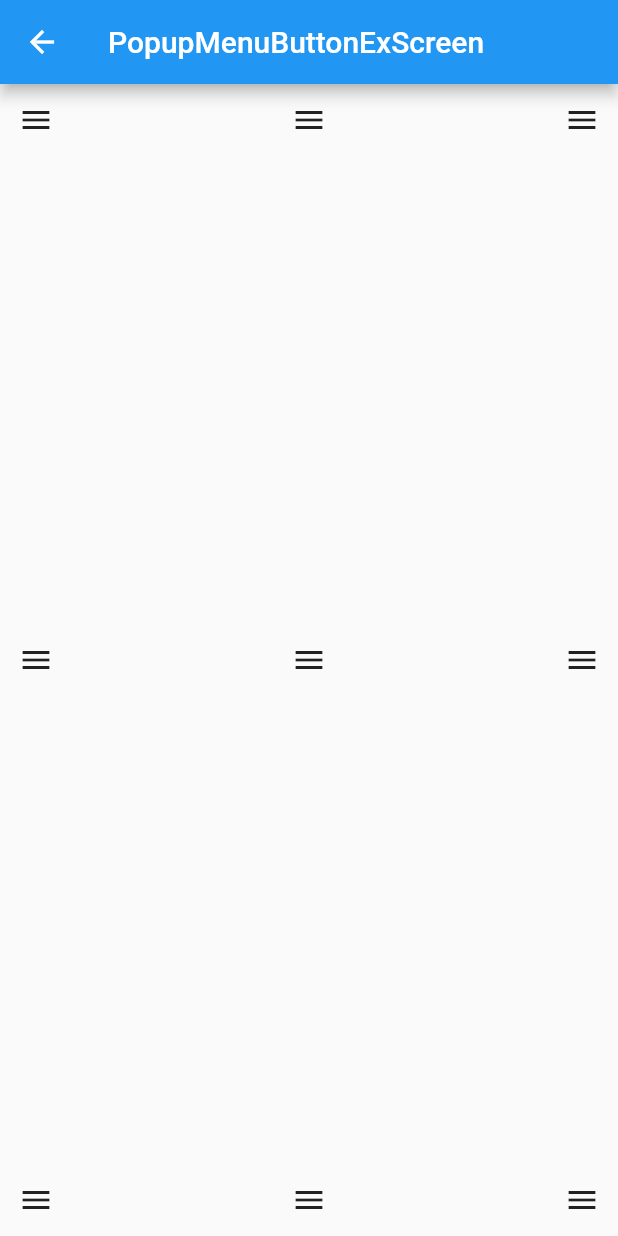
After one commit to equweiyu/flutter_widget_collection, a Flutter app: the PopupMenuButtonExScreen screen opened directly, after a tap on the "menu" icon, on a phone screen of 412 x 824 dp. The commit adds this screen. Run offline on Flutter 3.47's test engine with Material 2 defaults, Android fonts, the phone set to English and light mode, and no system bars.

Commit message:
PopupMenuButtonEx

````diff
--- a/lib/main.dart
+++ b/lib/main.dart
@@ -1,7 +1,5 @@
 import 'package:flutter/material.dart';
-import 'package:flutter_widget_collection/screen/keyboard_expand_screen.dart';
-import 'package:flutter_widget_collection/screen/label_screen.dart';
-import 'package:flutter_widget_collection/screen/list_view_tab_bar_demo_screen.dart';
+import 'package:flutter_widget_collection/screen/popup_menu_button_ex.dart';
 
 void main() => runApp(MyApp());
 
@@ -21,42 +19,15 @@ class MyHomeScreen extends StatelessWidget {
       appBar: AppBar(
         title: Text('Widget Collection'),
       ),
-      body: Column(
+      body: ListView(
         children: <Widget>[
-          Center(
-            child: RawMaterialButton(
-              child: Text('标签'),
-              onPressed: () {
-                Navigator.push(
-                    context,
-                    MaterialPageRoute(
-                        builder: (BuildContext context) => LabelScreen()));
-              },
-            ),
+          ListTile(
+            title: Text('PopupMenuButtonExScreen'),
+            onTap: () => Navigator.of(context).push(MaterialPageRoute(
+                builder: (context) => PopupMenuButtonExScreen())),
           ),
-          Center(
-            child: RawMaterialButton(
-              child: Text('listview tabbar'),
-              onPressed: () {
-                Navigator.push(
-                    context,
-                    MaterialPageRoute(
-                        builder: (BuildContext context) =>
-                            ListViewTabBarDemoScreen()));
-              },
-            ),
-          ),
-          Center(
-            child: RawMaterialButton(
-              child: Text('keybord expand'),
-              onPressed: () {
-                Navigator.push(
-                    context,
-                    MaterialPageRoute(
-                        builder: (BuildContext context) =>
-                            KeyboardExpandScreen()));
-              },
-            ),
+          ListTile(
+            title: Text('EnsureVisibleWhenFocused // todo'),
           ),
         ],
       ),
--- /dev/null
+++ b/lib/screen/popup_menu_button_ex.dart
@@ -0,0 +1,58 @@
+import 'package:flutter/material.dart';
+import 'package:flutter_widget_collection/widget/popup_menu_button_ex.dart';
+
+class PopupMenuButtonExScreen extends StatelessWidget {
+  @override
+  Widget build(BuildContext context) {
+    return Scaffold(
+      appBar: AppBar(
+        title: Text('PopupMenuButtonExScreen'),
+      ),
+      body: SafeArea(
+        child: Stack(
+          children: <Widget>[
+            Align(
+                child: buildPopupMenuButtonEx(), alignment: Alignment.topLeft),
+            Align(
+                child: buildPopupMenuButtonEx(),
+                alignment: Alignment.topCenter),
+            Align(
+                child: buildPopupMenuButtonEx(), alignment: Alignment.topRight),
+            Align(
+                child: buildPopupMenuButtonEx(),
+                alignment: Alignment.centerLeft),
+            Align(child: buildPopupMenuButtonEx(), alignment: Alignment.center),
+            Align(
+                child: buildPopupMenuButtonEx(),
+                alignment: Alignment.centerRight),
+            Align(
+                child: buildPopupMenuButtonEx(),
+                alignment: Alignment.bottomLeft),
+            Align(
+                child: buildPopupMenuButtonEx(),
+                alignment: Alignment.bottomCenter),
+            Align(
+                child: buildPopupMenuButtonEx(),
+                alignment: Alignment.bottomRight),
+          ],
+        ),
+      ),
+    );
+  }
+
+  PopupMenuButtonEx buildPopupMenuButtonEx() {
+    return PopupMenuButtonEx(
+      icon: Icon(
+        Icons.menu,
+      ),
+      itemBuilder: (context) => <PopupMenuEntry>[
+        const PopupMenuItem(
+          child: Text('=.='),
+        ),
+        const PopupMenuItem(
+          child: Text('0.0'),
+        ),
+      ],
+    );
+  }
+}
--- /dev/null
+++ b/lib/widget/popup_menu_button_ex.dart
@@ -0,0 +1,230 @@
+import 'package:flutter/foundation.dart';
+import 'package:flutter/material.dart';
+import 'package:flutter/widgets.dart';
+
+/// copy by [PopupMenuButton]
+///
+/// Displays a menu when pressed and calls [onSelected] when the menu is dismissed
+/// because an item was selected. The value passed to [onSelected] is the value of
+/// the selected menu item.
+///
+/// One of [child] or [icon] may be provided, but not both. If [icon] is provided,
+/// then [PopupMenuButtonEx] behaves like an [IconButton].
+///
+/// If both are null, then a standard overflow icon is created (depending on the
+/// platform).
+///
+/// {@tool sample}
+///
+/// This example shows a menu with four items, selecting between an enum's
+/// values and setting a `_selection` field based on the selection.
+///
+/// ```dart
+/// // This is the type used by the popup menu below.
+/// enum WhyFarther { harder, smarter, selfStarter, tradingCharter }
+///
+/// // This menu button widget updates a _selection field (of type WhyFarther,
+/// // not shown here).
+/// PopupMenuButton<WhyFarther>(
+///   onSelected: (WhyFarther result) { setState(() { _selection = result; }); },
+///   itemBuilder: (BuildContext context) => <PopupMenuEntry<WhyFarther>>[
+///     const PopupMenuItem<WhyFarther>(
+///       value: WhyFarther.harder,
+///       child: Text('Working a lot harder'),
+///     ),
+///     const PopupMenuItem<WhyFarther>(
+///       value: WhyFarther.smarter,
+///       child: Text('Being a lot smarter'),
+///     ),
+///     const PopupMenuItem<WhyFarther>(
+///       value: WhyFarther.selfStarter,
+///       child: Text('Being a self-starter'),
+///     ),
+///     const PopupMenuItem<WhyFarther>(
+///       value: WhyFarther.tradingCharter,
+///       child: Text('Placed in charge of trading charter'),
+///     ),
+///   ],
+/// )
+/// ```
+/// {@end-tool}
+///
+/// See also:
+///
+///  * [PopupMenuItem], a popup menu entry for a single value.
+///  * [PopupMenuDivider], a popup menu entry that is just a horizontal line.
+///  * [CheckedPopupMenuItem], a popup menu item with a checkmark.
+///  * [showMenu], a method to dynamically show a popup menu at a given location.
+class PopupMenuButtonEx<T> extends StatefulWidget {
+  /// Creates a button that shows a popup menu.
+  ///
+  /// The [itemBuilder] argument must not be null.
+  const PopupMenuButtonEx({
+    Key key,
+    @required this.itemBuilder,
+    this.initialValue,
+    this.onSelected,
+    this.onCanceled,
+    this.tooltip,
+    this.elevation,
+    this.padding = const EdgeInsets.all(8.0),
+    this.child,
+    this.icon,
+    this.offset = Offset.zero,
+    this.enabled = true,
+    this.shape,
+    this.color,
+  })  : assert(itemBuilder != null),
+        assert(offset != null),
+        assert(enabled != null),
+        assert(!(child != null &&
+            icon != null)), // fails if passed both parameters
+        super(key: key);
+
+  /// Called when the button is pressed to create the items to show in the menu.
+  final PopupMenuItemBuilder<T> itemBuilder;
+
+  /// The value of the menu item, if any, that should be highlighted when the menu opens.
+  final T initialValue;
+
+  /// Called when the user selects a value from the popup menu created by this button.
+  ///
+  /// If the popup menu is dismissed without selecting a value, [onCanceled] is
+  /// called instead.
+  final PopupMenuItemSelected<T> onSelected;
+
+  /// Called when the user dismisses the popup menu without selecting an item.
+  ///
+  /// If the user selects a value, [onSelected] is called instead.
+  final PopupMenuCanceled onCanceled;
+
+  /// Text that describes the action that will occur when the button is pressed.
+  ///
+  /// This text is displayed when the user long-presses on the button and is
+  /// used for accessibility.
+  final String tooltip;
+
+  /// The z-coordinate at which to place the menu when open. This controls the
+  /// size of the shadow below the menu.
+  ///
+  /// Defaults to 8, the appropriate elevation for popup menus.
+  final double elevation;
+
+  /// Matches IconButton's 8 dps padding by default. In some cases, notably where
+  /// this button appears as the trailing element of a list item, it's useful to be able
+  /// to set the padding to zero.
+  final EdgeInsetsGeometry padding;
+
+  /// If provided, the widget used for this button.
+  final Widget child;
+
+  /// If provided, the icon used for this button.
+  final Icon icon;
+
+  /// The offset applied to the Popup Menu Button.
+  ///
+  /// When not set, the Popup Menu Button will be positioned directly next to
+  /// the button that was used to create it.
+  final Offset offset;
+
+  /// Whether this popup menu button is interactive.
+  ///
+  /// Must be non-null, defaults to `true`
+  ///
+  /// If `true` the button will respond to presses by displaying the menu.
+  ///
+  /// If `false`, the button is styled with the disabled color from the
+  /// current [Theme] and will not respond to presses or show the popup
+  /// menu and [onSelected], [onCanceled] and [itemBuilder] will not be called.
+  ///
+  /// This can be useful in situations where the app needs to show the button,
+  /// but doesn't currently have anything to show in the menu.
+  final bool enabled;
+
+  /// If provided, the shape used for the menu.
+  ///
+  /// If this property is null, then [PopupMenuThemeData.shape] is used.
+  /// If [PopupMenuThemeData.shape] is also null, then the default shape for
+  /// [MaterialType.card] is used. This default shape is a rectangle with
+  /// rounded edges of BorderRadius.circular(2.0).
+  final ShapeBorder shape;
+
+  /// If provided, the background color used for the menu.
+  ///
+  /// If this property is null, then [PopupMenuThemeData.color] is used.
+  /// If [PopupMenuThemeData.color] is also null, then
+  /// Theme.of(context).cardColor is used.
+  final Color color;
+
+  @override
+  _PopupMenuButtonState<T> createState() => _PopupMenuButtonState<T>();
+}
+
+class _PopupMenuButtonState<T> extends State<PopupMenuButtonEx<T>> {
+  void showButtonMenu() {
+    final PopupMenuThemeData popupMenuTheme = PopupMenuTheme.of(context);
+    final RenderBox button = context.findRenderObject();
+    final RenderBox overlay = Overlay.of(context).context.findRenderObject();
+    final RelativeRect position = RelativeRect.fromRect(
+      Rect.fromPoints(
+        //Change: start
+        button.localToGlobal(button.size.bottomLeft(Offset.zero),
+            ancestor: overlay),
+        //Change: end
+        button.localToGlobal(button.size.bottomRight(Offset.zero),
+            ancestor: overlay),
+      ),
+      Offset.zero & overlay.size,
+    );
+
+    final List<PopupMenuEntry<T>> items = widget.itemBuilder(context);
+    // Only show the menu if there is something to show
+    if (items.isNotEmpty) {
+      showMenu<T>(
+        context: context,
+        elevation: widget.elevation ?? popupMenuTheme.elevation,
+        items: items,
+        initialValue: widget.initialValue,
+        position: position,
+        shape: widget.shape ?? popupMenuTheme.shape,
+        color: widget.color ?? popupMenuTheme.color,
+      ).then<void>((T newValue) {
+        if (!mounted) return null;
+        if (newValue == null) {
+          if (widget.onCanceled != null) widget.onCanceled();
+          return null;
+        }
+        if (widget.onSelected != null) widget.onSelected(newValue);
+      });
+    }
+  }
+
+  Icon _getIcon(TargetPlatform platform) {
+    assert(platform != null);
+    switch (platform) {
+      case TargetPlatform.android:
+      case TargetPlatform.fuchsia:
+        return const Icon(Icons.more_vert);
+      case TargetPlatform.iOS:
+        return const Icon(Icons.more_horiz);
+    }
+    return null;
+  }
+
+  @override
+  Widget build(BuildContext context) {
+    assert(debugCheckHasMaterialLocalizations(context));
+    return widget.child != null
+        ? InkWell(
+            onTap: widget.enabled ? showButtonMenu : null,
+            child: widget.child,
+          )
+        : IconButton(
+            icon: widget.icon ?? _getIcon(Theme.of(context).platform),
+            padding: widget.padding,
+            tooltip: widget.tooltip ??
+                MaterialLocalizations.of(context).showMenuTooltip,
+            onPressed: widget.enabled ? showButtonMenu : null,
+          );
+  }
+}
````
Also changed, not shown: lib/screen/.unuse/keyboard_expand_screen.dart (renamed from lib/screen/keyboard_expand_screen.dart), lib/screen/.unuse/label_screen.dart (renamed from lib/screen/label_screen.dart), lib/screen/.unuse/list_view_tab_bar_demo_screen.dart (renamed from lib/screen/list_view_tab_bar_demo_screen.dart), pubspec.lock, 1 other file.
